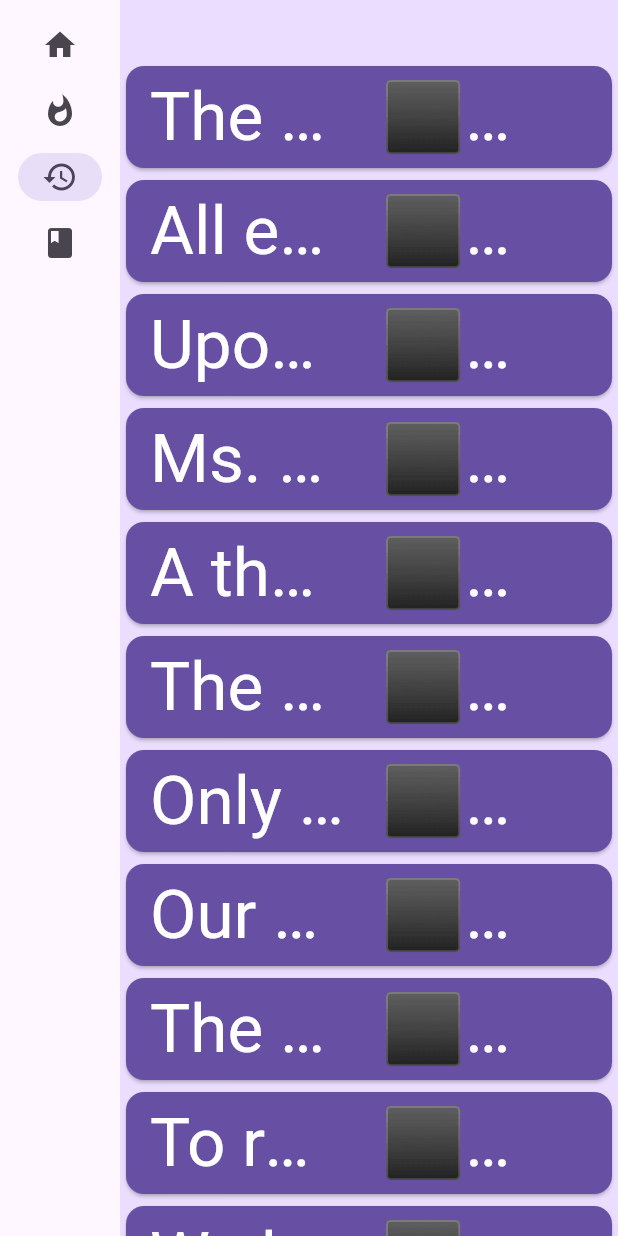
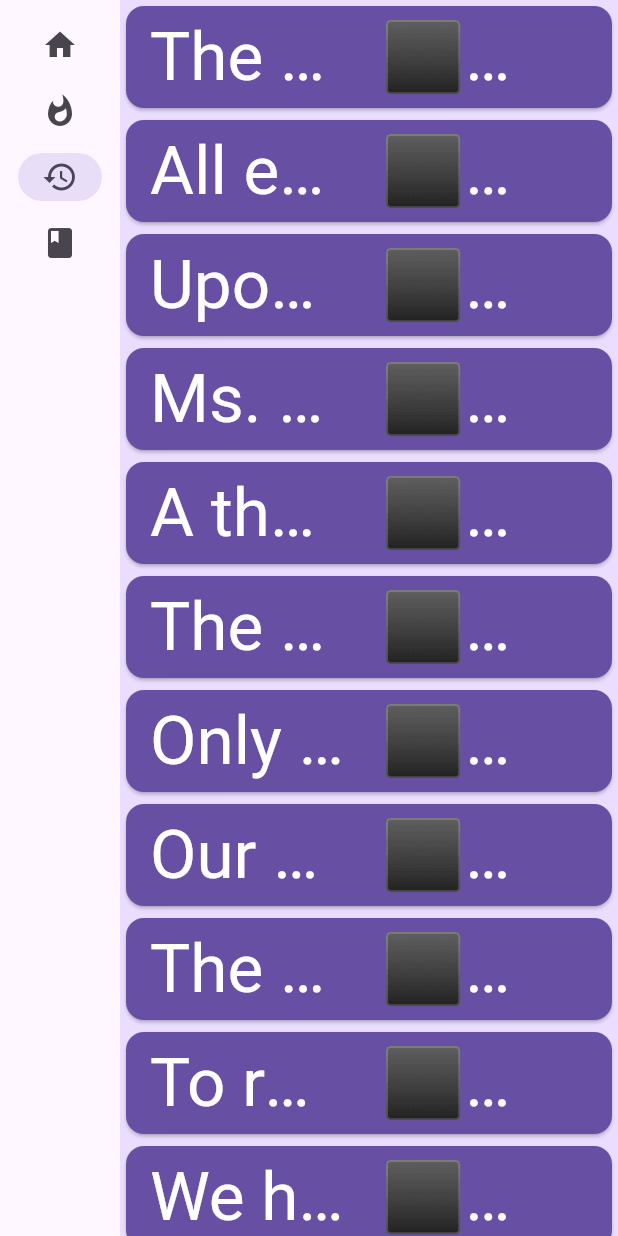
Before and after one commit to kamucomecats/mini_quiz, a Flutter app: the screen it shows after launch, after a tap on "Home", after a tap on "Quiz", after a tap on "History", on a phone screen of 412 x 824 dp. Run offline on Flutter 3.47's test engine with Material 3 defaults, Android fonts, the phone set to English and light mode, and no system bars; our stand-ins replace flutter_tts, logger.

Commit message:
FIX: reshape page structure

```diff
--- a/lib/providers/quiz_state.dart
+++ b/lib/providers/quiz_state.dart
@@ -36,12 +36,6 @@ class QuizState extends ChangeNotifier {
     await quizManager.loadQuizData();
     gradeHistories = quizManager.gradeHistoriesInit();
     _setNext();
-    if (quizLogs.elementAt(0).mondai == '') {
-      logger.e('just blank');
-    }
-
-    logger.i({quizLogs.elementAt(0).mondai});
-    logger.i({quizLogs.elementAt(0).options});
   }
 
   ///User回答後、正誤処理のち更新
@@ -77,8 +71,6 @@ class QuizState extends ChangeNotifier {
   ///引数：回答
   ///なし
   void _sendUserIndex(int userAns) {
-    logger.i('sendUserIndex called');
-    logger.i(options);
     var seikai = quizManager.isCorrect(id, userAns, options);
     if (!seikai && lifeCount > 0) {
       lifeCount--;
--- a/lib/screens/quiz_history_page.dart
+++ b/lib/screens/quiz_history_page.dart
@@ -19,17 +19,14 @@ class QuizHisPage extends StatelessWidget {
 
     if (appState.gradeHistories.isEmpty) {
       return Center(
-        child: Text('BH is empty.'),
+        child: Text('GradeHistory is empty.'),
       );
     }
 
-    return ListView(
-      children: [
-        Padding(
-          padding: const EdgeInsets.all(20),
-        ),
-        for (var i = 0; i < appState.gradeHistories.length; i++)
-          Card(
+    return ListView.builder(
+        itemCount: appState.gradeHistories.length,
+        itemBuilder: (context, index) {
+          return Card(
             color: theme.colorScheme.primary,
             child: ListTile(
                 title: Row(
@@ -37,7 +34,7 @@ class QuizHisPage extends StatelessWidget {
                 SizedBox(
                   width: 130,
                   child: Text(
-                    appState.fullQuiz[i].question,
+                    appState.fullQuiz[index].question,
                     style: style,
                     overflow: TextOverflow.ellipsis,
                   ),
@@ -46,15 +43,14 @@ class QuizHisPage extends StatelessWidget {
                 SizedBox(
                   width: 130,
                   child: Text(
-                    appState.gradeHistoriesStr[i],
+                    appState.gradeHistoriesStr[index],
                     style: style,
                     overflow: TextOverflow.ellipsis,
                   ),
                 )
               ],
             )),
-          ),
-      ],
-    );
+          );
+        });
   }
 }
```
